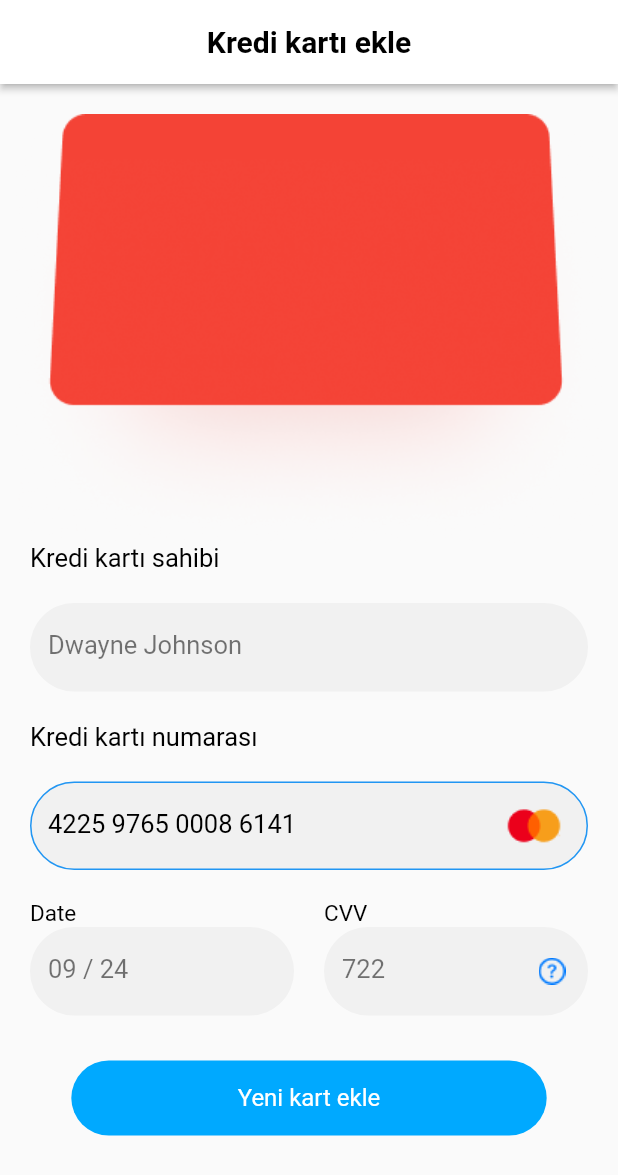
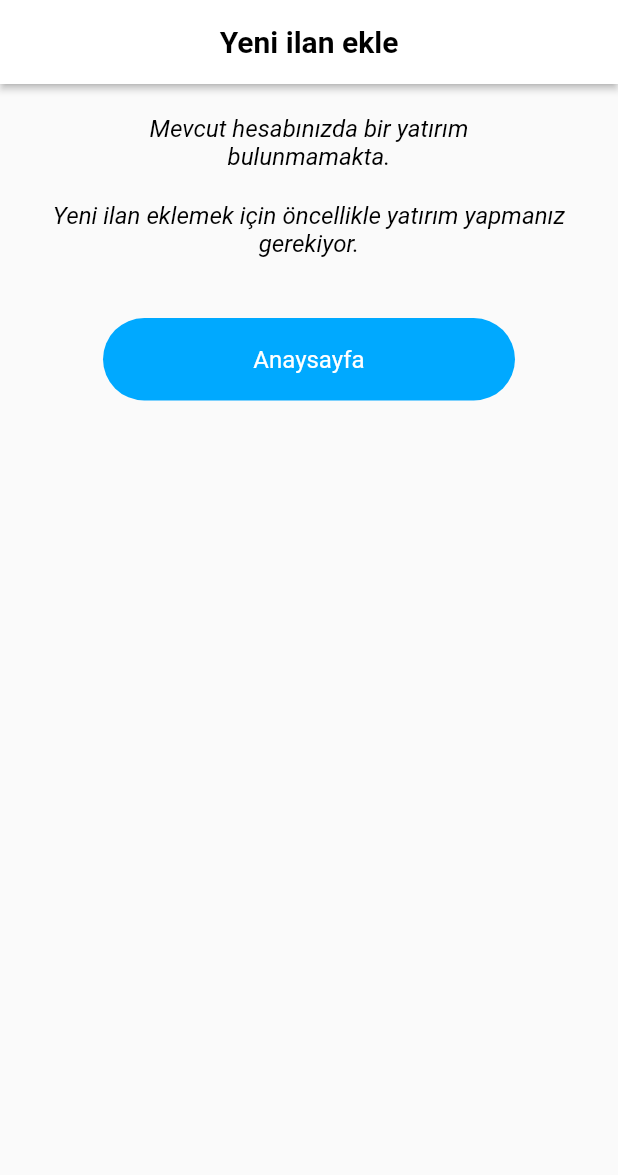
Before and after one commit to tusharhow/blokhouse, a Flutter app: the screen it shows after launch, on a phone screen of 412 x 824 dp. Shown: the top 1175 px of the screen. Run offline on Flutter 3.47's test engine with Material 2 defaults, Android fonts, the phone set to English and light mode, and no system bars; our stand-ins replace carousel_slider, get, image_picker, salomon_bottom_bar.

Commit message:
4 Screens designed

```diff
--- a/lib/main.dart
+++ b/lib/main.dart
@@ -5,13 +5,17 @@ import 'package:blokhouse/screens/main/my_wallet.dart';
 import 'package:blokhouse/screens/splash/onboard_screen.dart';
 import 'package:flutter/material.dart';
 import 'package:get/get.dart';
+import 'screens/ad_added.dart';
 import 'screens/add_new_card.dart';
+import 'screens/add_new_listing.dart';
 import 'screens/auth/kyc_verification.dart';
+import 'screens/investment_basket_screen.dart';
 import 'screens/blok_sat_screen.dart';
 import 'screens/blol_al_screen.dart';
 import 'screens/bottom_nav_screen.dart';
 import 'screens/card_payment_failed.dart';
 import 'screens/card_payment_successful.dart';
+import 'screens/choose_payment.dart';
 import 'screens/credit_card_payment_failed.dart';
 import 'screens/main/message_box_screen.dart';
 import 'screens/main/my_account.dart';
@@ -44,7 +48,7 @@ class MyApp extends StatelessWidget {
           900: Color(0xff0B6BCC)
         }),
       ),
-      home: AddNewCardScreen(),
+      home: AddNewListing(),
     );
   }
 }
--- a/lib/screens/add_new_card.dart
+++ b/lib/screens/add_new_card.dart
@@ -26,7 +26,6 @@ class AddNewCardScreen extends StatelessWidget {
           ),
           Image.asset(
             'assets/icons/crd.png',
-            color: Colors.red,
           ),
           // SizedBox(
           //   height: 20,
--- /dev/null
+++ b/lib/screens/add_new_listing.dart
@@ -0,0 +1,75 @@
+import 'package:flutter/material.dart';
+
+class AddNewListing extends StatelessWidget {
+  const AddNewListing({Key? key}) : super(key: key);
+
+  @override
+  Widget build(BuildContext context) {
+    return Scaffold(
+      appBar: AppBar(
+        backgroundColor: Colors.white,
+        elevation: 2,
+        title: Text(
+          'Yeni ilan ekle',
+          style: TextStyle(
+            fontSize: 20,
+            fontWeight: FontWeight.bold,
+            color: Colors.black,
+          ),
+        ),
+        centerTitle: true,
+      ),
+      body: Column(
+        children: [
+          SizedBox(
+            height: 20,
+          ),
+          Center(
+            child: Text(
+              'Mevcut hesabınızda bir yatırım\nbulunmamakta.',
+              style: TextStyle(
+                fontSize: 16,
+                fontStyle: FontStyle.italic,
+                color: Colors.black,
+              ),
+              textAlign: TextAlign.center,
+            ),
+          ),
+          SizedBox(
+            height: 20,
+          ),
+          Center(
+            child: Text(
+              'Yeni ilan eklemek için öncellikle yatırım yapmanız gerekiyor.',
+              style: TextStyle(
+                fontSize: 16,
+                fontStyle: FontStyle.italic,
+                color: Colors.black,
+              ),
+              textAlign: TextAlign.center,
+            ),
+          ),
+          SizedBox(
+            height: 40,
+          ),
+          Container(
+            height: 55,
+            width: MediaQuery.of(context).size.width / 1.5,
+            decoration: BoxDecoration(
+              borderRadius: BorderRadius.circular(60),
+              color: Color(0xff00A9FF),
+            ),
+            child: Center(
+                child: Text(
+              'Anaysayfa',
+              style: TextStyle(
+                fontSize: 16,
+                color: Colors.white,
+              ),
+            )),
+          ),
+        ],
+      ),
+    );
+  }
+}
```
Also changed, not shown: lib/screens/ad_added.dart (added, +53 -0 lines), lib/screens/choose_payment.dart (added, +167 -0 lines), lib/screens/investment_basket_screen.dart (added, +233 -0 lines), assets/icons/del.png (added), assets/icons/mes.png (added).
